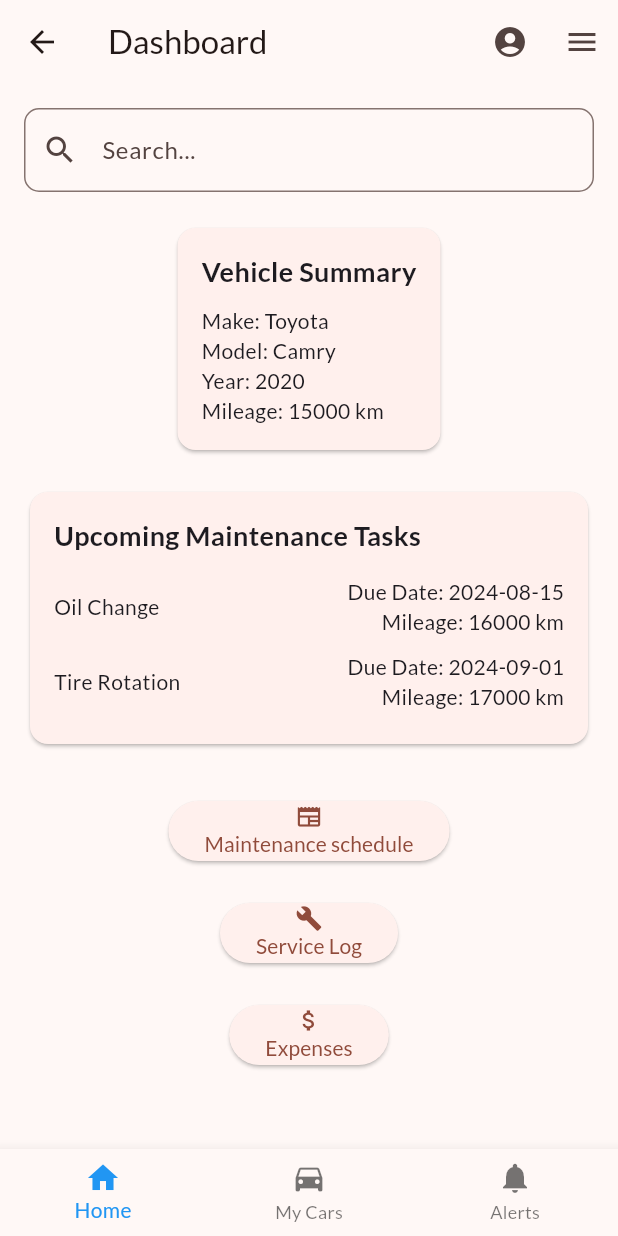
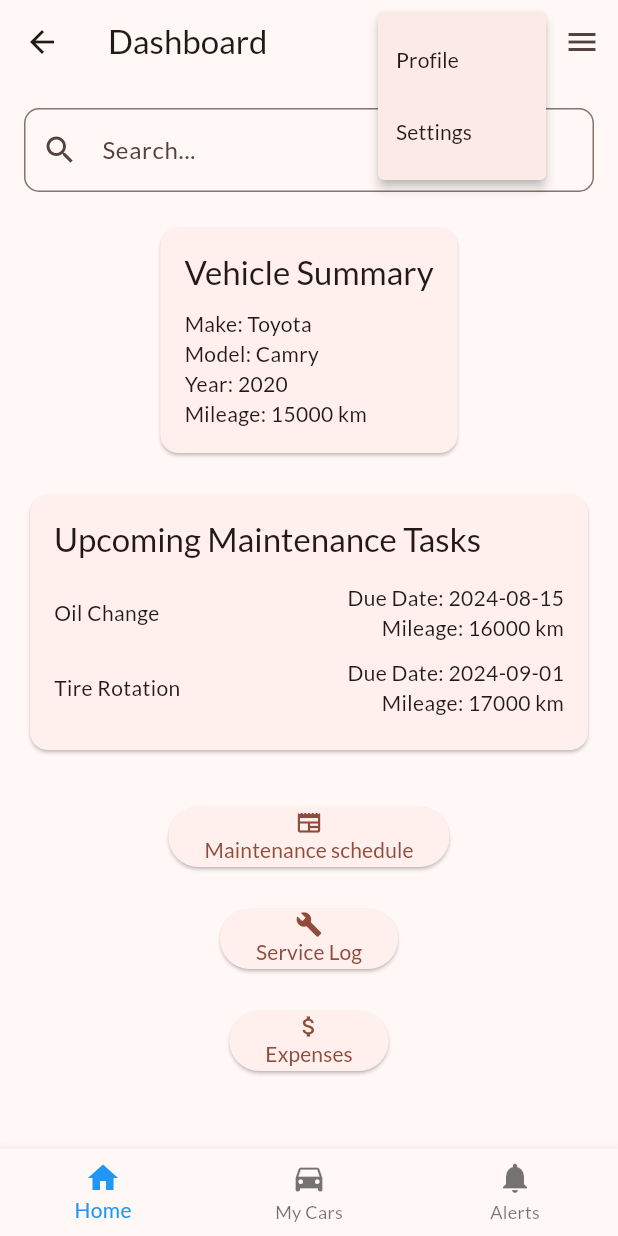
Before and after one commit to GH05T0302/Flutter-Car-App, a Flutter app: the Dashboard screen opened by its route, after a tap on the "account circle" icon, on a phone screen of 412 x 824 dp. Run offline on Flutter 3.47's test engine with Material 3 defaults, Android fonts, the light colour scheme and no system bars; our stand-ins replace cloud_firestore, firebase_auth, firebase_core, fluttertoast, font_awesome_flutter, google_fonts and 1 more; accounts and stored records are empty.

Commit message:
Dark Mode

```diff
--- a/lib/Screens/dashboard.dart
+++ b/lib/Screens/dashboard.dart
@@ -1,4 +1,7 @@
 import 'package:flutter/material.dart';
+import 'package:ggt_assignment/themeProvider.dart';
+import 'package:ggt_assignment/widgets/customTextStyle.dart';
+import 'package:provider/provider.dart';
 import 'package:ggt_assignment/Maintenance/task_list_screen.dart';
 import 'package:ggt_assignment/Screens/vehicleList.dart';
 import 'package:ggt_assignment/History/service_log_screen.dart';
@@ -10,11 +13,13 @@ class Dashboard extends StatelessWidget {
       appBar: AppBar(
         title: Text('Dashboard'),
         actions: [
-          IconButton(
+          PopupMenuButton<int>(
             icon: Icon(Icons.account_circle),
-            onPressed: () {
-              // Navigate to user profile
-            },
+            onSelected: (item) => onSelected(context, item),
+            itemBuilder: (context) => [
+              PopupMenuItem<int>(value: 0, child: Text('Profile')),
+              PopupMenuItem<int>(value: 1, child: Text('Settings')),
+            ],
           ),
           IconButton(
             icon: Icon(Icons.menu),
@@ -48,6 +53,21 @@ class Dashboard extends StatelessWidget {
       bottomNavigationBar: CustomBottomNavigationBar(),
     );
   }
+
+  void onSelected(BuildContext context, int item) {
+    switch (item) {
+      case 0:
+        // Navigate to user profile
+        break;
+      case 1:
+        Navigator.of(context).push(
+          MaterialPageRoute(
+            builder: (context) => SettingsScreen(),
+          ),
+        );
+        break;
+    }
+  }
 }
 
 class SearchBar extends StatelessWidget {
@@ -64,7 +84,6 @@ class SearchBar extends StatelessWidget {
     );
   }
 }
-
 class VehicleSummary extends StatelessWidget {
   final String make;
   final String model;
@@ -80,6 +99,8 @@ class VehicleSummary extends StatelessWidget {
 
   @override
   Widget build(BuildContext context) {
+    final textStyle = getCustomTextStyle(context);
+
     return Card(
       child: Padding(
         padding: EdgeInsets.all(16.0),
@@ -88,13 +109,13 @@ class VehicleSummary extends StatelessWidget {
           children: [
             Text(
               'Vehicle Summary',
-              style: TextStyle(fontSize: 18, fontWeight: FontWeight.bold),
+              style: Theme.of(context).textTheme.headline6?.copyWith(color: Theme.of(context).colorScheme.onSurface),
             ),
             SizedBox(height: 10),
-            Text('Make: $make'),
-            Text('Model: $model'),
-            Text('Year: $year'),
-            Text('Mileage: $mileage km'),
+            Text('Make: $make', style: textStyle),
+            Text('Model: $model', style: textStyle),
+            Text('Year: $year', style: textStyle),
+            Text('Mileage: $mileage km', style: textStyle),
           ],
         ),
       ),
@@ -105,6 +126,8 @@ class VehicleSummary extends StatelessWidget {
 class UpcomingMaintenanceTasks extends StatelessWidget {
   @override
   Widget build(BuildContext context) {
+    final textStyle = getCustomTextStyle(context);
+
     return Card(
       child: Padding(
         padding: EdgeInsets.all(16.0),
@@ -113,18 +136,20 @@ class UpcomingMaintenanceTasks extends StatelessWidget {
           children: [
             Text(
               'Upcoming Maintenance Tasks',
-              style: TextStyle(fontSize: 18, fontWeight: FontWeight.bold),
+              style: Theme.of(context).textTheme.headline6?.copyWith(color: Theme.of(context).colorScheme.onSurface),
             ),
             SizedBox(height: 10),
             MaintenanceTaskItem(
               task: 'Oil Change',
               dueDate: '2024-08-15',
               mileage: 16000,
+              textStyle: textStyle,
             ),
             MaintenanceTaskItem(
               task: 'Tire Rotation',
               dueDate: '2024-09-01',
               mileage: 17000,
+              textStyle: textStyle,
             ),
           ],
         ),
@@ -137,11 +162,13 @@ class MaintenanceTaskItem extends StatelessWidget {
   final String task;
   final String dueDate;
   final int mileage;
+  final TextStyle textStyle;
 
   MaintenanceTaskItem({
     required this.task,
     required this.dueDate,
     required this.mileage,
+    required this.textStyle,
   });
 
   @override
@@ -151,12 +178,12 @@ class MaintenanceTaskItem extends StatelessWidget {
       child: Row(
         mainAxisAlignment: MainAxisAlignment.spaceBetween,
         children: [
-          Text(task),
+          Text(task, style: textStyle),
           Column(
             crossAxisAlignment: CrossAxisAlignment.end,
             children: [
-              Text('Due Date: $dueDate'),
-              Text('Mileage: $mileage km'),
+              Text('Due Date: $dueDate', style: textStyle),
+              Text('Mileage: $mileage km', style: textStyle),
             ],
           ),
         ],
@@ -274,3 +301,34 @@ class CustomBottomNavigationBar extends StatelessWidget {
     );
   }
 }
+
+class SettingsScreen extends StatelessWidget {
+  @override
+  Widget build(BuildContext context) {
+    final themeProvider = Provider.of<ThemeProvider>(context);
+
+    return Scaffold(
+      appBar: AppBar(
+        title: Text('Settings'),
+      ),
+      body: Padding(
+        padding: const EdgeInsets.all(16.0),
+        child: Column(
+          children: [
+            ListTile(
+              title: Text('Dark Mode'),
+              trailing: Switch(
+                value: themeProvider.isDarkMode,
+                onChanged: (value) {
+                  final provider =
+                      Provider.of<ThemeProvider>(context, listen: false);
+                  provider.toggleTheme(value);
+                },
+              ),
+            ),
+          ],
+        ),
+      ),
+    );
+  }
+}
--- a/lib/main.dart
+++ b/lib/main.dart
@@ -1,10 +1,12 @@
 import 'package:flutter/material.dart';
+import 'package:ggt_assignment/themeProvider.dart';
+import 'package:provider/provider.dart';
+import 'package:google_fonts/google_fonts.dart';
+import 'package:firebase_core/firebase_core.dart';
+
 import 'package:ggt_assignment/Firebase_Auth/auth_provider.dart';
 import 'package:ggt_assignment/Maintenance/maintenance_provider.dart';
 import 'package:ggt_assignment/Maintenance/task_list_screen.dart';
-import 'package:provider/provider.dart';
-import 'package:google_fonts/google_fonts.dart';
-import 'package:firebase_core/firebase_core.dart';
 import 'package:ggt_assignment/Screens/vehicleList.dart';
 import 'package:ggt_assignment/Screens/login.dart';
 import 'package:ggt_assignment/Screens/dashboard.dart';
@@ -12,10 +14,20 @@ import 'package:ggt_assignment/vehicleProvider.dart';
 import 'package:ggt_assignment/History/service_provider.dart';
 import 'package:ggt_assignment/History/service_log_screen.dart';
 
-final theme = ThemeData(
+
+final lightTheme = ThemeData(
   useMaterial3: true,
   colorScheme: ColorScheme.fromSeed(
     brightness: Brightness.light,
+    seedColor: const Color.fromARGB(255, 209, 44, 3),
+  ),
+  textTheme: GoogleFonts.latoTextTheme(),
+);
+
+final darkTheme = ThemeData(
+  useMaterial3: true,
+  colorScheme: ColorScheme.fromSeed(
+    brightness: Brightness.dark,
     seedColor: const Color.fromARGB(255, 209, 44, 3),
   ),
   textTheme: GoogleFonts.latoTextTheme(),
@@ -29,6 +41,7 @@ void main() async {
     MultiProvider(
       providers: [
         ChangeNotifierProvider(create: (_) => AuthProvider()),
+        ChangeNotifierProvider(create: (_) => ThemeProvider()),
       ],
       child: const MyApp(),
     ),
@@ -40,6 +53,8 @@ class MyApp extends StatelessWidget {
 
   @override
   Widget build(BuildContext context) {
+    final themeProvider = Provider.of<ThemeProvider>(context);
+
     return Consumer<AuthProvider>(
       builder: (context, authProvider, child) {
         final userEmail = authProvider.user?.email ?? '';
@@ -59,7 +74,9 @@ class MyApp extends StatelessWidget {
             ),
           ],
           child: MaterialApp(
-            theme: theme,
+            themeMode: themeProvider.themeMode,
+            theme: lightTheme,
+            darkTheme: darkTheme,
             initialRoute: '/',
             routes: {
               '/': (context) => LoginPage(),
--- /dev/null
+++ b/lib/themeProvider.dart
@@ -0,0 +1,14 @@
+import 'package:flutter/material.dart';
+
+class ThemeProvider extends ChangeNotifier {
+  ThemeMode themeMode = ThemeMode.light;
+
+  bool get isDarkMode {
+    return themeMode == ThemeMode.dark;
+  }
+
+  void toggleTheme(bool isOn) {
+    themeMode = isOn ? ThemeMode.dark : ThemeMode.light;
+    notifyListeners();
+  }
+}
--- /dev/null
+++ b/lib/widgets/customTextStyle.dart
@@ -0,0 +1,5 @@
+import 'package:flutter/material.dart';
+
+TextStyle getCustomTextStyle(BuildContext context) {
+  return Theme.of(context).textTheme.bodyText2?.copyWith(color: Theme.of(context).colorScheme.onSurface) ?? TextStyle();
+}
```
